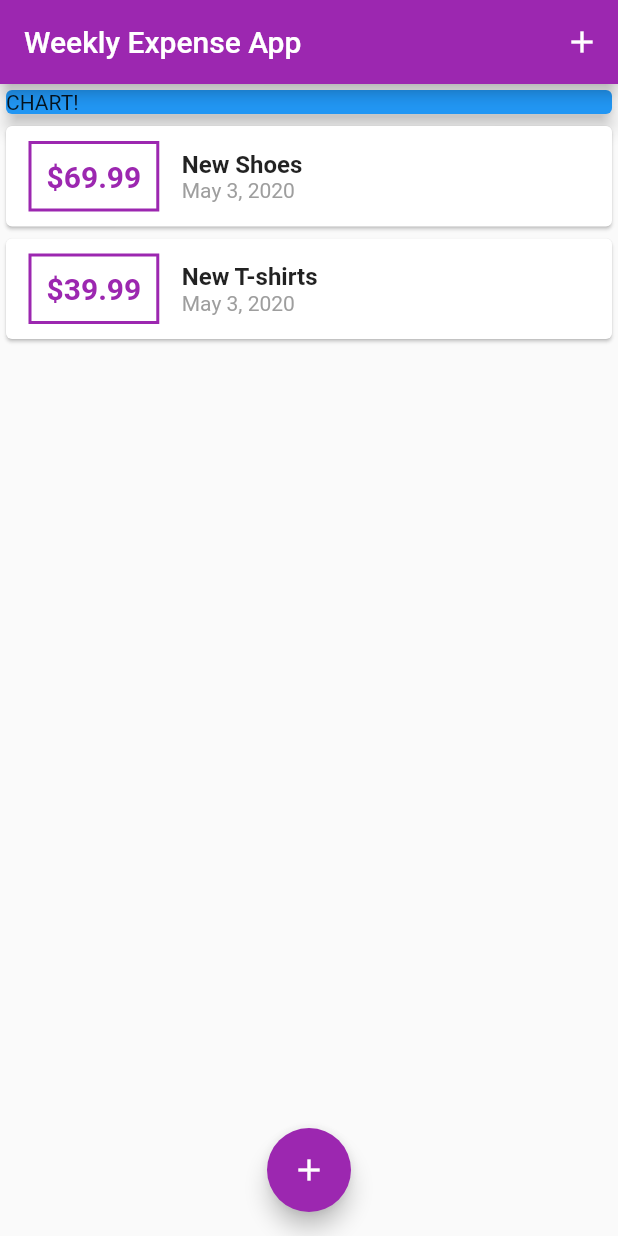
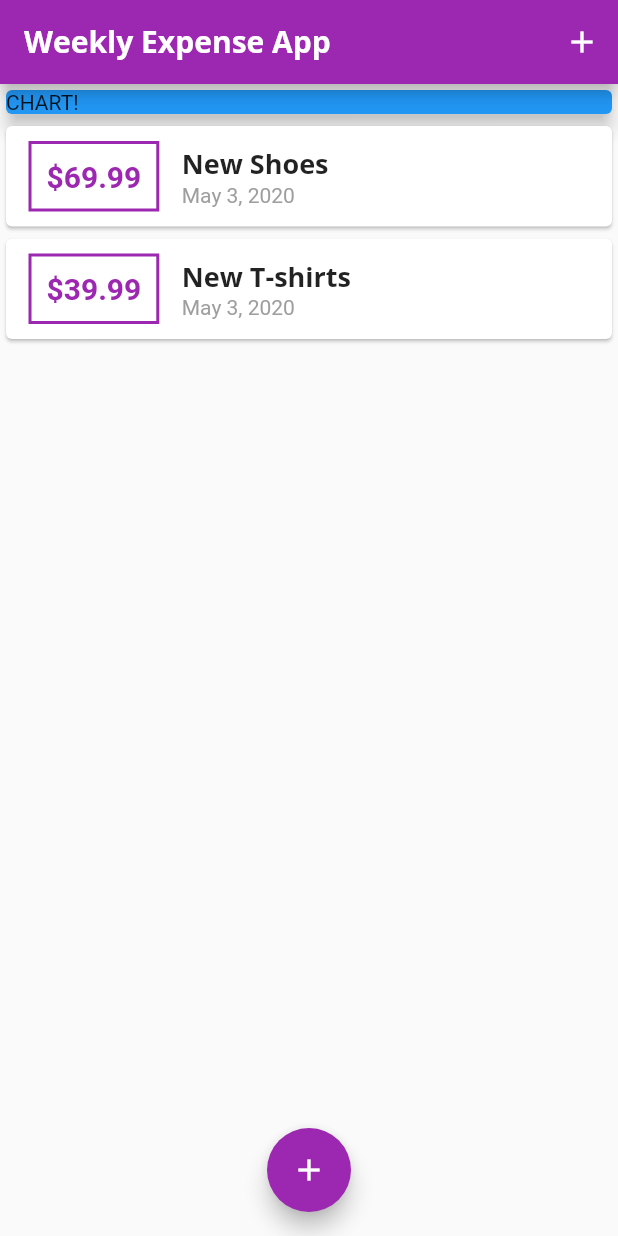
Before and after one commit to ravipandya412/expense_app, a Flutter app: the screen it shows after launch, on a phone screen of 412 x 824 dp. Run offline on Flutter 3.47's test engine with Material 2 defaults, Android fonts, the phone set to English and light mode, and no system bars.

Commit message:
Add Fonts folder with OpenSans and Quicksand ttf. Apply those on labels of app by making theme.

```diff
--- a/lib/main.dart
+++ b/lib/main.dart
@@ -10,7 +10,20 @@ class MyApp extends StatelessWidget {
   Widget build(BuildContext context) {
     return MaterialApp(
       title: 'Weekly Expense App',
-      theme: ThemeData(primarySwatch: Colors.purple),
+      theme: ThemeData(
+          primarySwatch: Colors.purple,
+          fontFamily: 'Quicksand',
+          textTheme: ThemeData.light().textTheme.copyWith(
+              title: TextStyle(
+                  fontFamily: 'OpenSans',
+                  fontWeight: FontWeight.bold,
+                  fontSize: 18)),
+          appBarTheme: AppBarTheme(
+              textTheme: ThemeData.light().textTheme.copyWith(
+                  title: TextStyle(
+                      fontFamily: 'OpenSans',
+                      fontSize: 20,
+                      fontWeight: FontWeight.bold)))),
       home: MyHomePage(),
     );
   }
--- a/lib/widgets/transaction_list.dart
+++ b/lib/widgets/transaction_list.dart
@@ -20,7 +20,8 @@ class TransactionList extends StatelessWidget {
               Container(
                 margin: EdgeInsets.symmetric(vertical: 10, horizontal: 15),
                 decoration: BoxDecoration(
-                    border: Border.all(color:Theme.of(context).primaryColor, width: 2)),
+                    border: Border.all(
+                        color: Theme.of(context).primaryColor, width: 2)),
                 padding: EdgeInsets.all(10),
                 child: Text(
                   '\$${transactions[index].amount.toStringAsFixed(2)}',
@@ -36,10 +37,7 @@ class TransactionList extends StatelessWidget {
                     //title
                     Text(
                       transactions[index].title,
-                      style: TextStyle(
-                        fontSize: 16,
-                        fontWeight: FontWeight.bold,
-                      ),
+                      style: Theme.of(context).textTheme.title,
                     ),
                     //Date
                     Text(
```
Also changed, not shown: pubspec.yaml (+11 -6 lines), assets/fonts/OpenSans-Bold.ttf (added), assets/fonts/OpenSans-Regular.ttf (added), assets/fonts/Quicksand-Bold.ttf (added), assets/fonts/Quicksand-Light.ttf (added), assets/fonts/Quicksand-Medium.ttf (added), assets/fonts/Quicksand-Regular.ttf (added).
